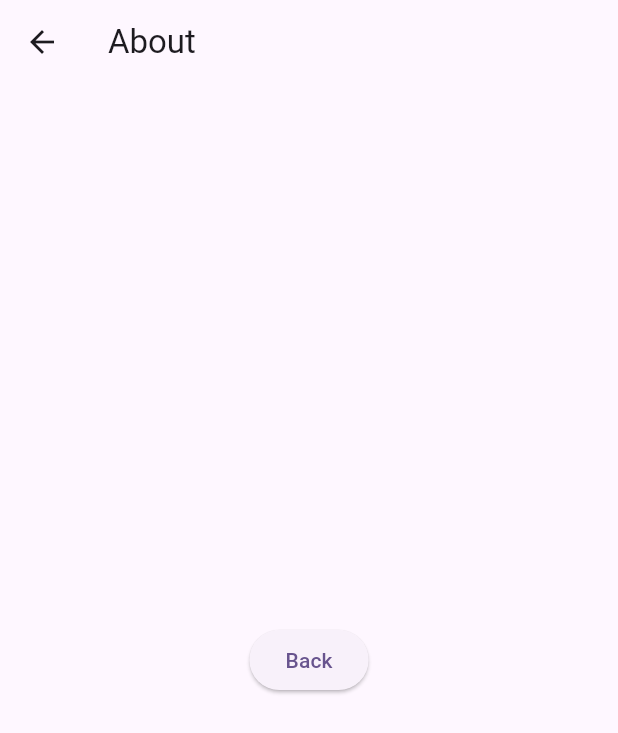
After one commit to hamstag/flutter_minimalists, a Flutter app: the screen it shows after launch, after a tap on "About", on a phone screen of 412 x 824 dp. The commit adds this screen. Shown: the top 733 px of the screen. Run offline on Flutter 3.47's test engine with Material 3 defaults, Android fonts, the phone set to English and light mode, and no system bars; our stand-ins replace get_it.

Commit message:
add: navigation service

```diff
--- a/lib/main.dart
+++ b/lib/main.dart
@@ -1,5 +1,6 @@
 import 'package:flutter/material.dart';
 import 'package:flutter_minimalists/pages/home/home_page.dart';
+import 'package:flutter_minimalists/services/navigation_service.dart';
 import 'package:flutter_minimalists/services/service_locator.dart';
 
 main() {
@@ -15,6 +16,7 @@ class MyApp extends StatelessWidget {
   @override
   Widget build(BuildContext context) {
     return MaterialApp(
+      navigatorKey: NavigationService.get().navigatorKey,
       title: 'Flutter Demo',
       theme: ThemeData(
         colorScheme: ColorScheme.fromSeed(seedColor: Colors.deepPurple),
--- /dev/null
+++ b/lib/pages/about/about_page.dart
@@ -0,0 +1,26 @@
+import 'package:flutter/material.dart';
+import 'package:flutter_minimalists/services/navigation_service.dart';
+
+class AboutPage extends StatefulWidget {
+  const AboutPage({super.key});
+
+  @override
+  State<AboutPage> createState() => _AboutPageState();
+}
+
+class _AboutPageState extends State<AboutPage> {
+  @override
+  Widget build(BuildContext context) {
+    return Scaffold(
+      appBar: AppBar(
+        title: const Text("About"),
+      ),
+      body: Center(
+        child: ElevatedButton(
+          onPressed: () => NavigationService.get().pop("I'am About"),
+          child: const Text("Back"),
+        ),
+      ),
+    );
+  }
+}
--- a/lib/pages/home/home_page.dart
+++ b/lib/pages/home/home_page.dart
@@ -1,5 +1,7 @@
 import 'package:flutter/material.dart';
+import 'package:flutter_minimalists/pages/about/about_page.dart';
 import 'package:flutter_minimalists/pages/home/home_page_manager.dart';
+import 'package:flutter_minimalists/services/navigation_service.dart';
 import 'package:flutter_minimalists/services/service_locator.dart';
 
 class HomePage extends StatefulWidget {
@@ -76,7 +78,17 @@ class _HomePageState extends State<HomePage> {
                   ],
                 );
               },
-            )
+            ),
+            const VerticalDivider(indent: 32),
+            ElevatedButton(
+              onPressed: () async {
+                var result = await NavigationService.state().push(
+                    MaterialPageRoute(builder: (context) => const AboutPage()));
+
+                debugPrint(result?[0]);
+              },
+              child: const Text("About"),
+            ),
           ],
         ),
       ),
--- /dev/null
+++ b/lib/services/navigation_service.dart
@@ -0,0 +1,20 @@
+import 'package:flutter/widgets.dart';
+import 'package:flutter_minimalists/services/service_locator.dart';
+
+class NavigationService {
+  static NavigationService get() => getIt<NavigationService>();
+
+  final GlobalKey<NavigatorState> navigatorKey = GlobalKey<NavigatorState>();
+
+  static NavigatorState state() => get().navigatorKey.currentState!;
+
+  void pop<T extends Object>([T? result]) {
+    if (state().canPop()) {
+      return state().pop([result]);
+    }
+  }
+
+  void popUntil(String routeName) {
+    state().popUntil(ModalRoute.withName(routeName));
+  }
+}
--- a/lib/services/service_locator.dart
+++ b/lib/services/service_locator.dart
@@ -1,8 +1,10 @@
 import 'package:flutter_minimalists/pages/home/home_page_manager.dart';
+import 'package:flutter_minimalists/services/navigation_service.dart';
 import 'package:get_it/get_it.dart';
 
 final getIt = GetIt.instance;
 
 void setupServiceLocator() {
-  getIt.registerLazySingleton<HomePageManager>(() => HomePageManager());
+  getIt.registerLazySingleton(() => NavigationService());
+  getIt.registerLazySingleton(() => HomePageManager());
 }
```
